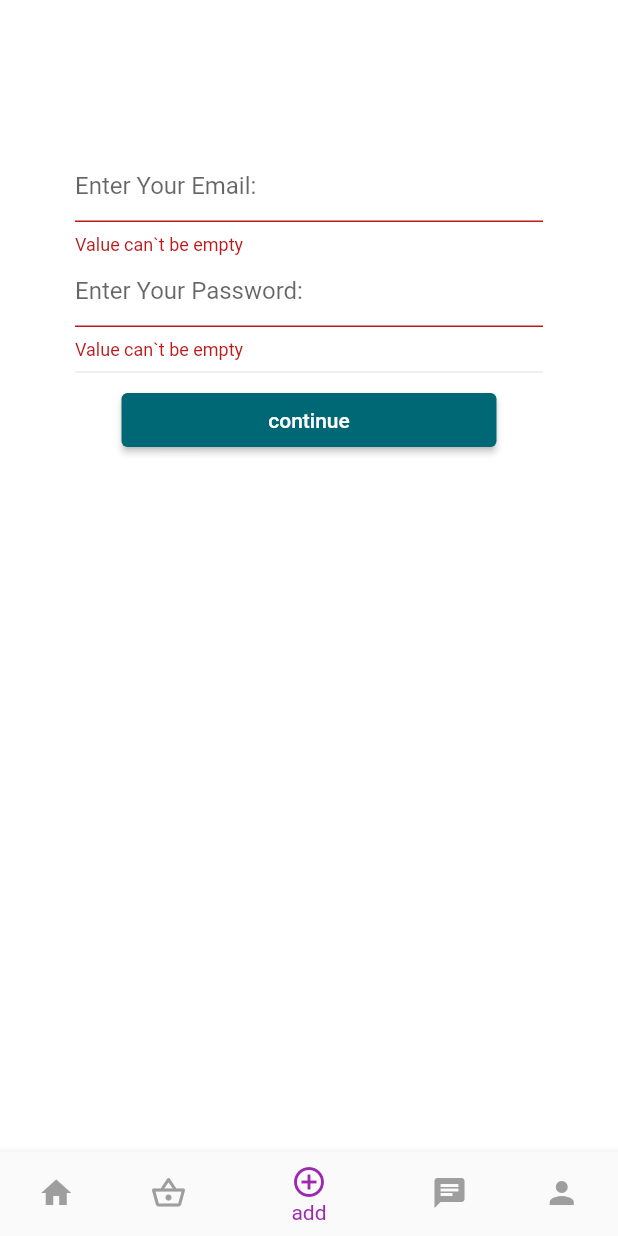
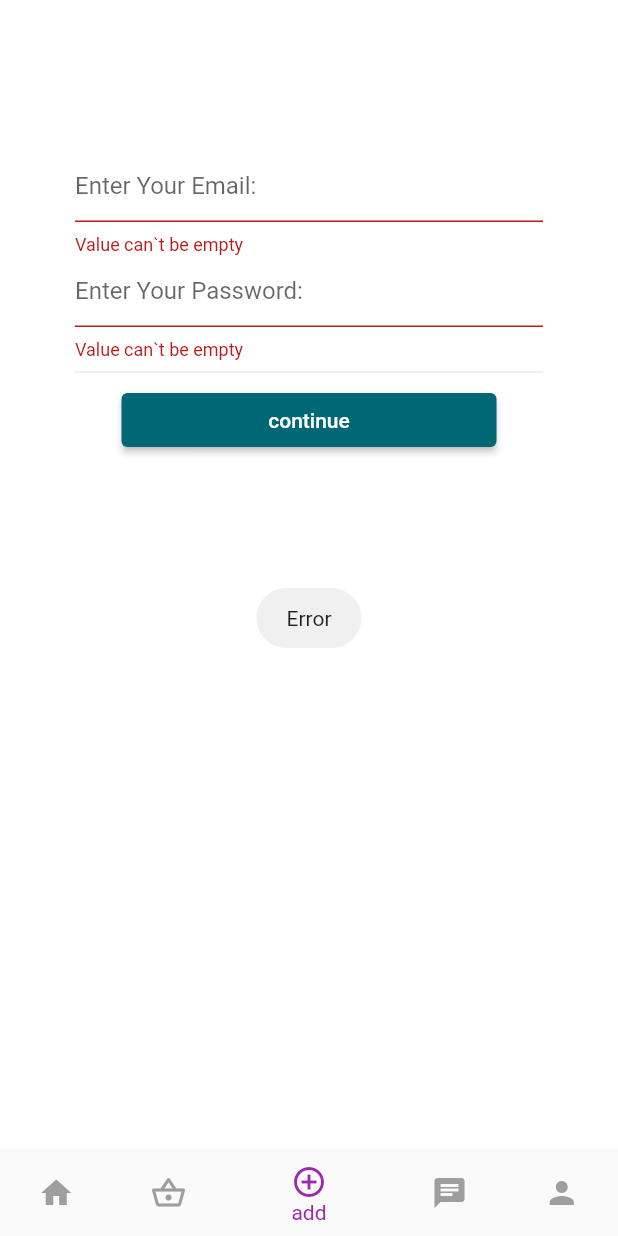
Before and after one commit to mm-zakaria/foodapp, a Flutter app: the screen it shows after launch, item 3 of the bottom bar chosen, after a tap on "continue", on a phone screen of 412 x 824 dp. Run offline on Flutter 3.47's test engine with Material 3 defaults, Android fonts, the phone set to English and light mode, and no system bars; our stand-ins replace fluttertoast.

Commit message:
successfully add flutterToast in add button

```diff
--- a/food/lib/pages/add.dart
+++ b/food/lib/pages/add.dart
@@ -1,4 +1,5 @@
 import 'package:flutter/material.dart';
+import 'package:fluttertoast/fluttertoast.dart';
 
 class Add extends StatelessWidget {
   TextEditingController _emailcontroller = TextEditingController();
@@ -46,7 +47,10 @@ class Add extends StatelessWidget {
                   child: ElevatedButton(
                       onPressed: () {
                         if (_formkey.currentState!.validate()) {
-
+                          Fluttertoast.showToast(msg: "validation successful");
+                        } else {
+                          Fluttertoast.showToast(
+                              msg: "Error", gravity: ToastGravity.CENTER);
                         }
                       },
                       child: Text("continue"))),
--- a/food/lib/pages/home.dart
+++ b/food/lib/pages/home.dart
@@ -218,8 +218,8 @@ class Home extends StatelessWidget {
                     height: 10,
                   ),
                   Container(
-                    height: 175,
-                    width: 175,
+                    height: 100,
+                    width: 100,
                     decoration: BoxDecoration(color: Colors.grey),
                     child: Image.asset('assets/photo.png'),
                   ),
--- a/food/pubspec.yaml
+++ b/food/pubspec.yaml
@@ -36,6 +36,7 @@ dependencies:
   # The following adds the Cupertino Icons font to your application.
   # Use with the CupertinoIcons class for iOS style icons.
   cupertino_icons: ^1.0.6
+  fluttertoast: ^8.2.6
 
 dev_dependencies:
   flutter_test:
```
Also changed, not shown: food/pubspec.lock.
